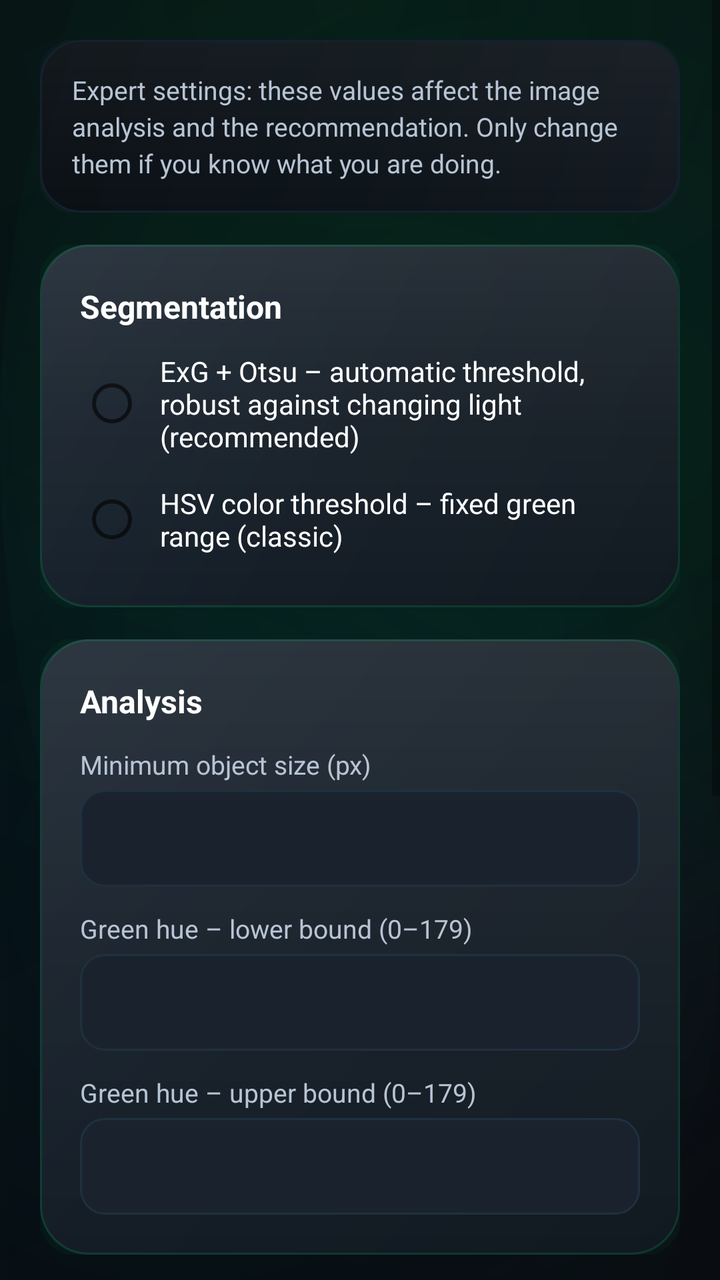
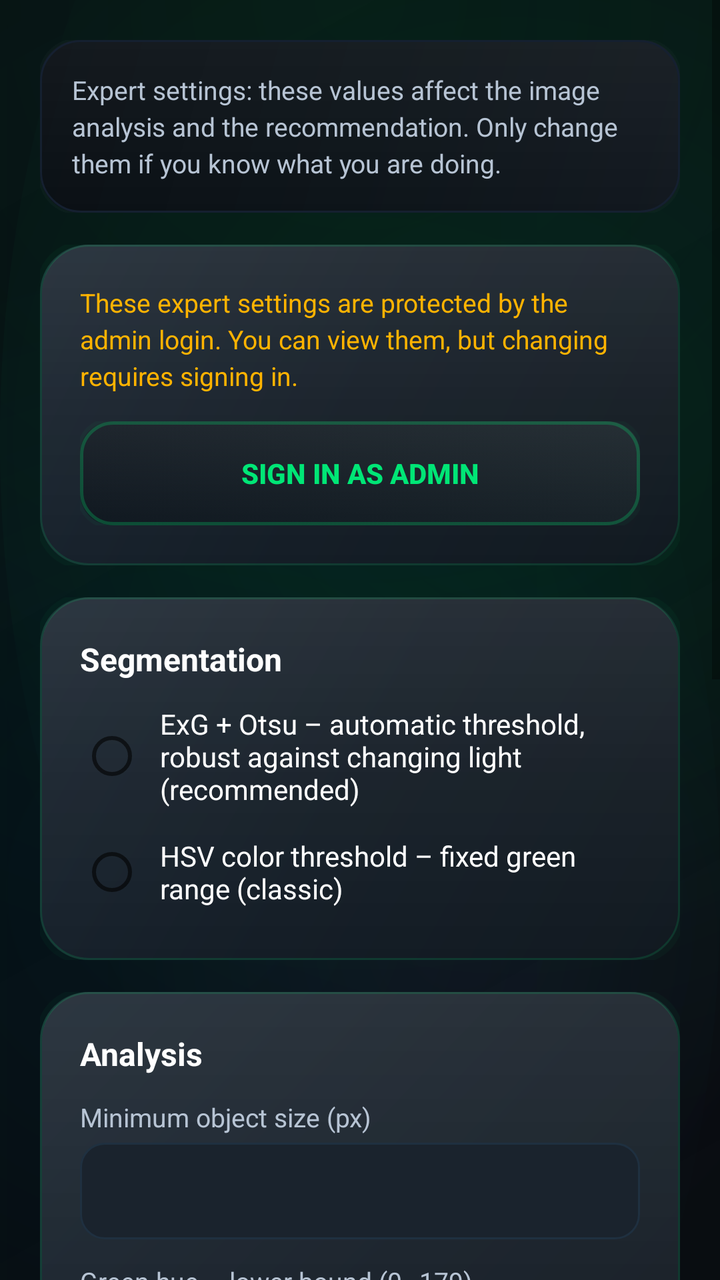

Before-and-after screenshots of an Android layout around one commit, followed by the original layout XML and the change that was made.
<!-- AndroidManifest.xml: application theme Theme.SmartWeed -->
<!-- res/layout/fragment_settings.xml -->
<?xml version="1.0" encoding="utf-8"?>
<ScrollView xmlns:android="http://schemas.android.com/apk/res/android"
    android:layout_width="match_parent"
    android:layout_height="match_parent"
    android:background="@drawable/bg_screen_gradient"
    android:fillViewport="true">

    <LinearLayout
        android:layout_width="match_parent"
        android:layout_height="wrap_content"
        android:orientation="vertical"
        android:padding="20dp">

        
        <TextView
            android:layout_width="match_parent"
            android:layout_height="wrap_content"
            android:background="@drawable/bg_card_soft"
            android:padding="16dp"
            android:text="@string/settings_info"
            android:textSize="13sp"
            android:textColor="@color/text_secondary"
            android:lineSpacingExtra="3dp"/>

        
        <LinearLayout
            android:layout_width="match_parent"
            android:layout_height="wrap_content"
            android:orientation="vertical"
            android:background="@drawable/bg_card"
            android:padding="20dp"
            android:layout_marginTop="16dp">

            <TextView
                android:layout_width="wrap_content"
                android:layout_height="wrap_content"
                android:text="@string/settings_method"
                android:textStyle="bold"
                android:textSize="16sp"
                android:textColor="@color/text_primary"
                android:layout_marginBottom="12dp"/>

            <RadioGroup
                android:id="@+id/rgMethod"
                android:layout_width="match_parent"
                android:layout_height="wrap_content"
                android:orientation="vertical">

                <RadioButton
                    android:id="@+id/rbMethodExg"
                    android:layout_width="match_parent"
                    android:layout_height="wrap_content"
                    android:text="@string/settings_method_exg"
                    android:textSize="14sp"
                    android:textColor="@color/text_primary"
                    android:paddingStart="8dp"
                    android:layout_marginBottom="8dp"/>

                <RadioButton
                    android:id="@+id/rbMethodHsv"
                    android:layout_width="match_parent"
                    android:layout_height="wrap_content"
                    android:text="@string/settings_method_hsv"
                    android:textSize="14sp"
                    android:textColor="@color/text_primary"
                    android:paddingStart="8dp"/>
            </RadioGroup>
        </LinearLayout>

        
        <LinearLayout
            android:layout_width="match_parent"
            android:layout_height="wrap_content"
            android:orientation="vertical"
            android:background="@drawable/bg_card"
            android:padding="20dp"
            android:layout_marginTop="16dp">

            <TextView
                android:layout_width="wrap_content"
                android:layout_height="wrap_content"
                android:text="@string/analysis_mode_title"
                android:textStyle="bold"
                android:textSize="16sp"
                android:textColor="@color/text_primary"
                android:layout_marginBottom="12dp"/>

            <TextView
                android:layout_width="wrap_content"
                android:layout_height="wrap_content"
                android:text="@string/settings_min_size"
                android:textSize="13sp"
                android:textColor="@color/text_secondary"/>

            <EditText
                android:id="@+id/etMinSize"
                android:layout_width="match_parent"
                android:layout_height="wrap_content"
                android:layout_marginTop="4dp"
                android:layout_marginBottom="12dp"
                android:inputType="number"
                android:background="@drawable/bg_input_field"
                android:padding="12dp"
                android:textColor="@color/text_primary"
                android:importantForAutofill="no"/>

            <TextView
                android:layout_width="wrap_content"
                android:layout_height="wrap_content"
                android:text="@string/settings_h_low"
                android:textSize="13sp"
                android:textColor="@color/text_secondary"/>

            <EditText
                android:id="@+id/etHueLow"
                android:layout_width="match_parent"
                android:layout_height="wrap_content"
                android:layout_marginTop="4dp"
                android:layout_marginBottom="12dp"
                android:inputType="number"
                android:background="@drawable/bg_input_field"
                android:padding="12dp"
                android:textColor="@color/text_primary"
                android:importantForAutofill="no"/>

            <TextView
                android:layout_width="wrap_content"
                android:layout_height="wrap_content"
                android:text="@string/settings_h_high"
                android:textSize="13sp"
                android:textColor="@color/text_secondary"/>

            <EditText
                android:id="@+id/etHueHigh"
                android:layout_width="match_parent"
                android:layout_height="wrap_content"
                android:layout_marginTop="4dp"
                android:inputType="number"
                android:background="@drawable/bg_input_field"
                android:padding="12dp"
                android:textColor="@color/text_primary"
                android:importantForAutofill="no"/>
        </LinearLayout>

        
        <LinearLayout
            android:layout_width="match_parent"
            android:layout_height="wrap_content"
            android:orientation="vertical"
            android:background="@drawable/bg_card"
            android:padding="20dp"
            android:layout_marginTop="16dp">

            <TextView
                android:layout_width="wrap_content"
                android:layout_height="wrap_content"
                android:text="@string/csc_hero_title"
                android:textStyle="bold"
                android:textSize="16sp"
                android:textColor="@color/text_primary"
                android:layout_marginBottom="12dp"/>

            <TextView
                android:layout_width="wrap_content"
                android:layout_height="wrap_content"
                android:text="@string/settings_csc_low"
                android:textSize="13sp"
                android:textColor="@color/text_secondary"/>

            <EditText
                android:id="@+id/etCscLow"
                android:layout_width="match_parent"
                android:layout_height="wrap_content"
                android:layout_marginTop="4dp"
                android:layout_marginBottom="12dp"
                android:inputType="numberDecimal"
                android:background="@drawable/bg_input_field"
                android:padding="12dp"
                android:textColor="@color/text_primary"
                android:importantForAutofill="no"/>

            <TextView
                android:layout_width="wrap_content"
                android:layout_height="wrap_content"
                android:text="@string/settings_csc_high"
                android:textSize="13sp"
                android:textColor="@color/text_secondary"/>

            <EditText
                android:id="@+id/etCscHigh"
                android:layout_width="match_parent"
                android:layout_height="wrap_content"
                android:layout_marginTop="4dp"
                android:inputType="numberDecimal"
                android:background="@drawable/bg_input_field"
                android:padding="12dp"
                android:textColor="@color/text_primary"
                android:importantForAutofill="no"/>
        </LinearLayout>

        
        <Button
            android:id="@+id/buttonSaveSettings"
            android:layout_width="match_parent"
            android:layout_height="56dp"
            android:layout_marginTop="20dp"
            android:text="@string/settings_save"
            android:textStyle="bold"
            android:textColor="@color/text_on_primary"
            android:background="@drawable/bg_primary_button"
            android:foreground="@drawable/ripple_light"
            android:stateListAnimator="@null"/>

        <Button
            android:id="@+id/buttonResetSettings"
            android:layout_width="match_parent"
            android:layout_height="52dp"
            android:layout_marginTop="12dp"
            android:text="@string/settings_reset"
            android:textStyle="bold"
            android:textColor="@color/traktor_green"
            android:background="@drawable/bg_secondary_button"
            android:foreground="@drawable/ripple_light"
            android:stateListAnimator="@null"/>

    </LinearLayout>
</ScrollView>
<!-- resources referenced by this layout -->
<resources>
  <color name="text_on_primary">#04270F</color>
  <color name="text_primary">#FFFFFF</color>
  <color name="text_secondary">#B7C4D4</color>
  <color name="traktor_green">#00E676</color>
  <!-- drawable ripple_light (drawable) -->
  <?xml version="1.0" encoding="utf-8"?>
  <ripple xmlns:android="http://schemas.android.com/apk/res/android"
      android:color="@color/ripple_green">
      <item android:id="@android:id/mask">
          <shape android:shape="rectangle">
              <solid android:color="@color/white"/>
              <corners android:radius="16dp"/>
          </shape>
      </item>
  </ripple>
  <string name="analysis_mode_title">Analysis</string>
  <string name="csc_hero_title">Crop Soil Cover (CSC)</string>
  <string name="settings_csc_high">CSC target range – upper bound (%)</string>
  <string name="settings_csc_low">CSC target range – lower bound (%)</string>
  <string name="settings_h_high">Green hue – upper bound (0–179)</string>
  <string name="settings_h_low">Green hue – lower bound (0–179)</string>
  <string name="settings_info">Expert settings: these values affect the image analysis and the recommendation. Only change them if you know what you are doing.</string>
  <string name="settings_method">Segmentation</string>
  <string name="settings_method_exg">ExG + Otsu – automatic threshold, robust against changing light (recommended)</string>
  <string name="settings_method_hsv">HSV color threshold – fixed green range (classic)</string>
  <string name="settings_min_size">Minimum object size (px)</string>
  <string name="settings_reset">Reset to defaults</string>
  <string name="settings_save">Save</string>
  <color name="card_background_dark">#111920</color>
  <color name="card_background_glass">#1A2530</color>
  <color name="background_elevated">#0D1419</color>
  <color name="border_muted">#152030</color>
  <color name="surface_dark">#1A232D</color>
  <color name="border_default">#1F3040</color>
  <color name="ripple_green">#2600E676</color>
  <color name="white">#FFFFFFFF</color>
  <color name="traktor_green_dark">#00C853</color>
  <color name="traktor_green_light">#69F0AE</color>
  <color name="background_dark">#050A0E</color>
  <style name="Widget.SmartWeed.Button" parent="Widget.MaterialComponents.Button">
          <item name="android:background">@drawable/bg_primary_button</item>
          <item name="android:backgroundTint">@null</item>
          <item name="android:textColor">@color/white</item>
          <item name="android:textSize">16sp</item>
          <item name="android:textStyle">bold</item>
          <item name="android:letterSpacing">0.02</item>
          <item name="android:stateListAnimator">@null</item>
          <item name="android:paddingStart">24dp</item>
          <item name="android:paddingEnd">24dp</item>
          <item name="android:minHeight">56dp</item>
          <item name="cornerRadius">12dp</item>
      </style>
  <style name="Widget.SmartWeed.TextInputLayout" parent="Widget.MaterialComponents.TextInputLayout.OutlinedBox">
          <item name="boxBackgroundColor">@color/surface_dark</item>
          <item name="boxStrokeColor">@color/traktor_green</item>
          <item name="boxCornerRadiusTopStart">12dp</item>
          <item name="boxCornerRadiusTopEnd">12dp</item>
          <item name="boxCornerRadiusBottomStart">12dp</item>
          <item name="boxCornerRadiusBottomEnd">12dp</item>
          <item name="hintTextColor">@color/text_secondary</item>
      </style>
  <!-- unchanged entries left out for length: 7 -->
</resources>

<!-- the commit's change to res/layout/fragment_settings.xml (unified diff, before → after) -->
@@ -21,6 +21,51 @@
             android:textSize="13sp"
             android:textColor="@color/text_secondary"
             android:lineSpacingExtra="3dp"/>
+
+        
+        <LinearLayout
+            android:id="@+id/adminLockCard"
+            android:layout_width="match_parent"
+            android:layout_height="wrap_content"
+            android:orientation="vertical"
+            android:background="@drawable/bg_card"
+            android:padding="20dp"
+            android:layout_marginTop="16dp">
+
+            <TextView
+                android:id="@+id/tvAdminLockInfo"
+                android:layout_width="match_parent"
+                android:layout_height="wrap_content"
+                android:text="@string/admin_area_locked"
+                android:textSize="13sp"
+                android:textColor="@color/status_warning"
+                android:lineSpacingExtra="3dp"/>
+
+            <Button
+                android:id="@+id/btnAdminLogin"
+                android:layout_width="match_parent"
+                android:layout_height="52dp"
+                android:layout_marginTop="14dp"
+                android:text="@string/btn_admin_login"
+                android:textStyle="bold"
+                android:textColor="@color/traktor_green"
+                android:background="@drawable/bg_secondary_button"
+                android:foreground="@drawable/ripple_light"
+                android:stateListAnimator="@null"/>
+
+            <Button
+                android:id="@+id/btnAdminLogout"
+                android:layout_width="match_parent"
+                android:layout_height="52dp"
+                android:layout_marginTop="14dp"
+                android:text="@string/btn_admin_logout"
+                android:textStyle="bold"
+                android:textColor="@color/text_secondary"
+                android:background="@drawable/bg_secondary_button"
+                android:foreground="@drawable/ripple_light"
+                android:stateListAnimator="@null"
+                android:visibility="gone"/>
+        </LinearLayout>
 
         
         <LinearLayout
<!-- resource entries referenced after the edit -->
@@ -1,5 +1,6 @@
 <!-- resources referenced by this layout -->
 <resources>
+  <color name="status_warning">#FFB300</color>
   <color name="text_on_primary">#04270F</color>
   <color name="text_primary">#FFFFFF</color>
   <color name="text_secondary">#B7C4D4</color>
@@ -15,7 +16,10 @@
           </shape>
       </item>
   </ripple>
+  <string name="admin_area_locked">These expert settings are protected by the admin login. You can view them, but changing requires signing in.</string>
   <string name="analysis_mode_title">Analysis</string>
+  <string name="btn_admin_login">Sign in as admin</string>
+  <string name="btn_admin_logout">Sign out admin</string>
   <string name="csc_hero_title">Crop Soil Cover (CSC)</string>
   <string name="settings_csc_high">CSC target range – upper bound (%)</string>
   <string name="settings_csc_low">CSC target range – lower bound (%)</string>
